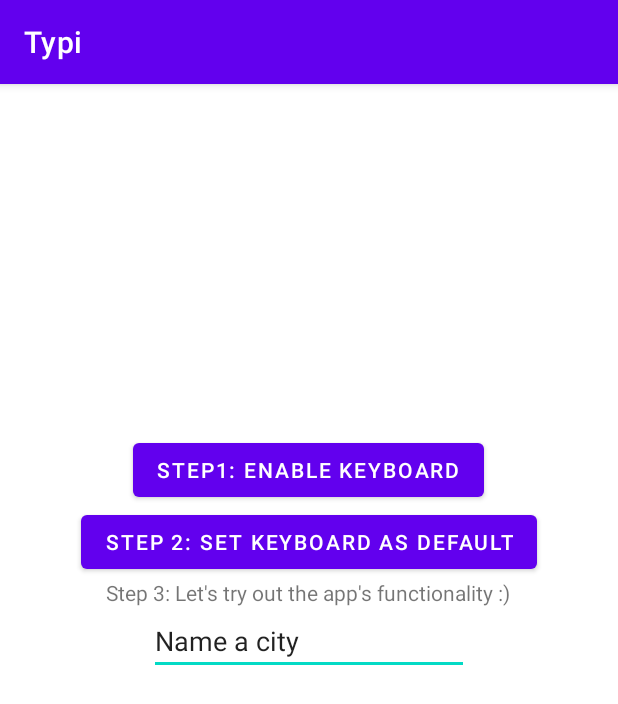
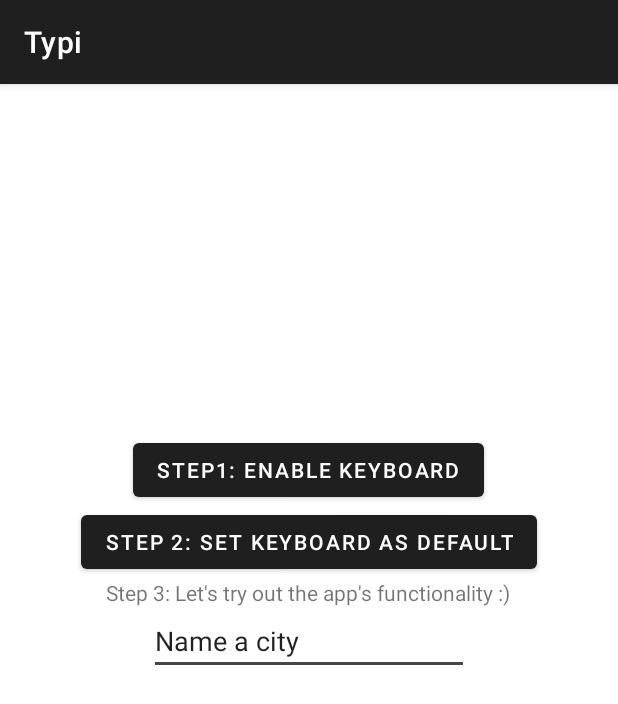
Before and after one commit to nbobic1/typi_linkedin, an Android app: the screen it shows after launch (MainActivity), on a phone screen of 412 x 824 dp. Shown: the top 704 px of the screen. Run offline under Robolectric (Android 15) with nearby library versions, the phone set to English and light mode, and no system bars.

Commit message:
boje i tema

```diff
--- a/app/src/main/java/com/example/typi_linkedin/TypiInputMethodService.kt
+++ b/app/src/main/java/com/example/typi_linkedin/TypiInputMethodService.kt
@@ -25,8 +25,6 @@ class TypiInputMethodService : InputMethodService(), OnKeyboardActionListener
 
     override fun onCreateInputView(): View
     {
-        println("keycoe="+Keyboard.KEYCODE_DELETE)
-
         var tu=layoutInflater.inflate(R.layout.gif, null)
         keyboardView=tu.findViewById(R.id.keyboard_view) as TypiKeyboardView
         //keyboardView = layoutInflater.inflate(R.layout.keyboard_view, null) as ba.etf.us.typi.KeyboardView
--- a/app/src/main/res/values-night/themes.xml
+++ b/app/src/main/res/values-night/themes.xml
@@ -2,15 +2,15 @@
     <!-- Base application theme. -->
     <style name="Theme.Typi_linkedin" parent="Theme.MaterialComponents.DayNight.DarkActionBar">
         <!-- Primary brand color. -->
-        <item name="colorPrimary">@color/purple_200</item>
-        <item name="colorPrimaryVariant">@color/purple_700</item>
-        <item name="colorOnPrimary">@color/black</item>
+        <item name="colorPrimary">@color/dark_gray</item>
+        <item name="colorPrimaryVariant">@color/medium_gray</item>
+        <item name="colorOnPrimary">@color/white</item>
         <!-- Secondary brand color. -->
-        <item name="colorSecondary">@color/teal_200</item>
-        <item name="colorSecondaryVariant">@color/teal_200</item>
+        <item name="colorSecondary">@color/light_gray</item>
+        <item name="colorSecondaryVariant">@color/white</item>
         <item name="colorOnSecondary">@color/black</item>
         <!-- Status bar color. -->
-        <item name="android:statusBarColor">?attr/colorPrimaryVariant</item>
+        <item name="android:statusBarColor" tools:targetApi="l">?attr/colorPrimaryVariant</item>
         <!-- Customize your theme here. -->
     </style>
 </resources>
--- a/app/src/main/res/values/colors.xml
+++ b/app/src/main/res/values/colors.xml
@@ -3,8 +3,15 @@
     <color name="purple_200">#FFBB86FC</color>
     <color name="purple_500">#FF6200EE</color>
     <color name="purple_700">#FF3700B3</color>
-    <color name="teal_200">#FF03DAC5</color>
-    <color name="teal_700">#FF018786</color>
+
+    <color name="green">#FF00FF00</color>
     <color name="black">#FF000000</color>
     <color name="white">#FFFFFFFF</color>
+    <color name="dark_gray">#1F1F1F</color>
+    <color name="medium_gray">#333740</color>
+    <color name="light_gray">#454746</color>
+    <color name="candidate_normal">#FF000000</color>
+    <color name="candidate_recommended">#FFE35900</color>
+    <color name="candidate_other">#ff808080</color>
+    <color name="candidate_background">#bbffffff</color>
 </resources>
--- a/app/src/main/res/values/themes.xml
+++ b/app/src/main/res/values/themes.xml
@@ -2,15 +2,15 @@
     <!-- Base application theme. -->
     <style name="Theme.Typi_linkedin" parent="Theme.MaterialComponents.DayNight.DarkActionBar">
         <!-- Primary brand color. -->
-        <item name="colorPrimary">@color/purple_500</item>
-        <item name="colorPrimaryVariant">@color/purple_700</item>
+        <item name="colorPrimary">@color/dark_gray</item>
+        <item name="colorPrimaryVariant">@color/medium_gray</item>
         <item name="colorOnPrimary">@color/white</item>
         <!-- Secondary brand color. -->
-        <item name="colorSecondary">@color/teal_200</item>
-        <item name="colorSecondaryVariant">@color/teal_700</item>
+        <item name="colorSecondary">@color/light_gray</item>
+        <item name="colorSecondaryVariant">@color/white</item>
         <item name="colorOnSecondary">@color/black</item>
         <!-- Status bar color. -->
-        <item name="android:statusBarColor">?attr/colorPrimaryVariant</item>
+        <item name="android:statusBarColor" tools:targetApi="l">?attr/colorPrimaryVariant</item>
         <!-- Customize your theme here. -->
     </style>
 </resources>
```
